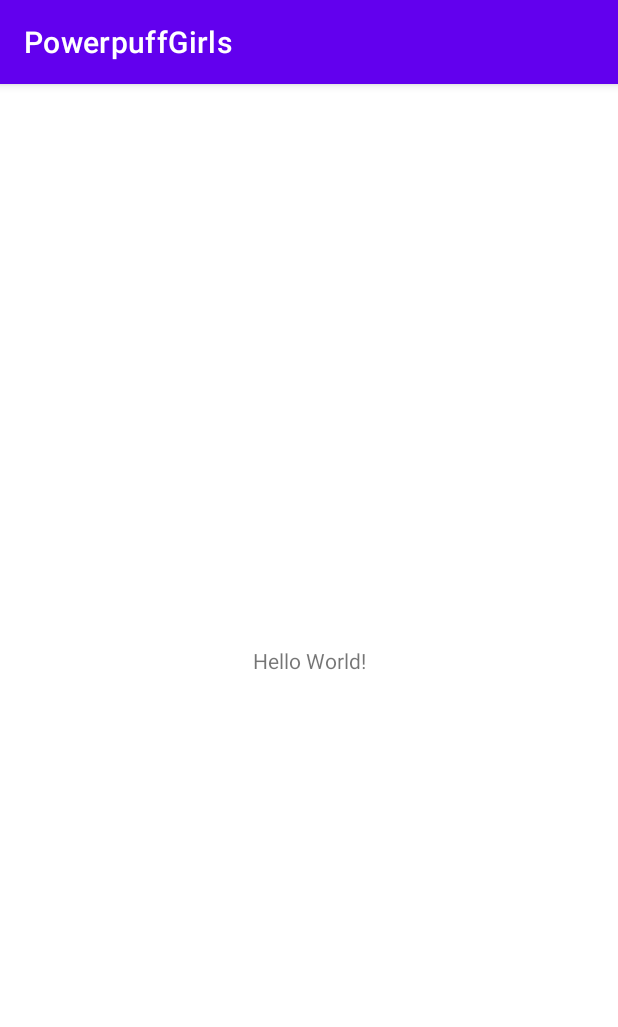
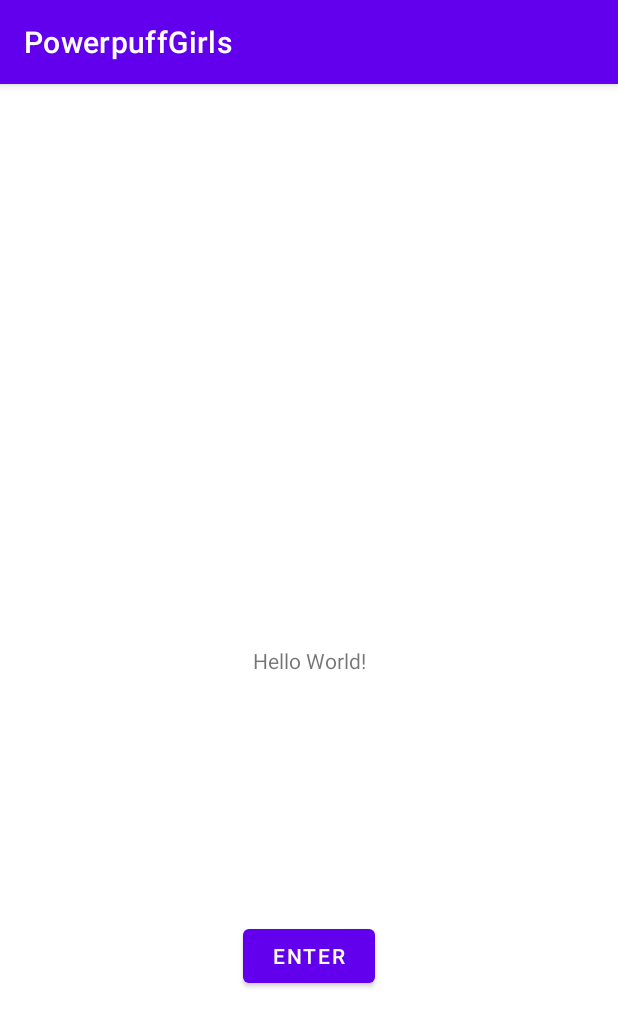
Before and after one commit to avainslie/Powerpuff-Girls, an Android app: the screen it shows after launch (MainActivity), on a phone screen of 412 x 824 dp. Shown: the top 1027 px of the screen. Run offline under Robolectric (Android 15) with nearby library versions, the light colour scheme and no system bars.

```diff
--- a/app/src/main/AndroidManifest.xml
+++ b/app/src/main/AndroidManifest.xml
@@ -9,6 +9,7 @@
         android:roundIcon="@mipmap/ic_launcher_round"
         android:supportsRtl="true"
         android:theme="@style/Theme.PowerpuffGirls">
+        <activity android:name=".RecommendationsActivity"></activity>
         <activity android:name=".MainActivity">
             <intent-filter>
                 <action android:name="android.intent.action.MAIN" />
--- a/app/src/main/res/layout/activity_main.xml
+++ b/app/src/main/res/layout/activity_main.xml
@@ -7,6 +7,7 @@
     tools:context=".MainActivity">
 
     <TextView
+        android:id="@+id/textView"
         android:layout_width="wrap_content"
         android:layout_height="wrap_content"
         android:text="Hello World!"
@@ -15,4 +16,17 @@
         app:layout_constraintRight_toRightOf="parent"
         app:layout_constraintTop_toTopOf="parent" />
 
+    <Button
+        android:id="@+id/Enter"
+        android:layout_width="wrap_content"
+        android:layout_height="wrap_content"
+        android:layout_marginTop="8dp"
+        android:layout_marginBottom="8dp"
+        android:onClick="openApp"
+        android:text="Enter"
+        app:layout_constraintBottom_toBottomOf="parent"
+        app:layout_constraintEnd_toEndOf="parent"
+        app:layout_constraintStart_toStartOf="parent"
+        app:layout_constraintTop_toBottomOf="@+id/textView" />
+
 </androidx.constraintlayout.widget.ConstraintLayout>
--- a/build.gradle
+++ b/build.gradle
@@ -6,7 +6,8 @@
     }
     dependencies {
         classpath "com.android.tools.build:gradle:4.1.1"
-
+        classpath 'com.google.gms:google-services:4.3.4'
+        classpath('com.android.support:multidex:1.0.3')
         // NOTE: Do not place your application dependencies here; they belong
         // in the individual module build.gradle files
     }
```
Also changed, not shown: app/build.gradle (+9 -0 lines), app/src/main/java/com/example/powerpuffgirls/MainActivity.java (+7 -0 lines), app/src/main/java/com/example/powerpuffgirls/RecommendationsActivity.java (added, +52 -0 lines), app/src/main/res/layout/activity_recommendations2.xml (added, +19 -0 lines), 1 other file.
